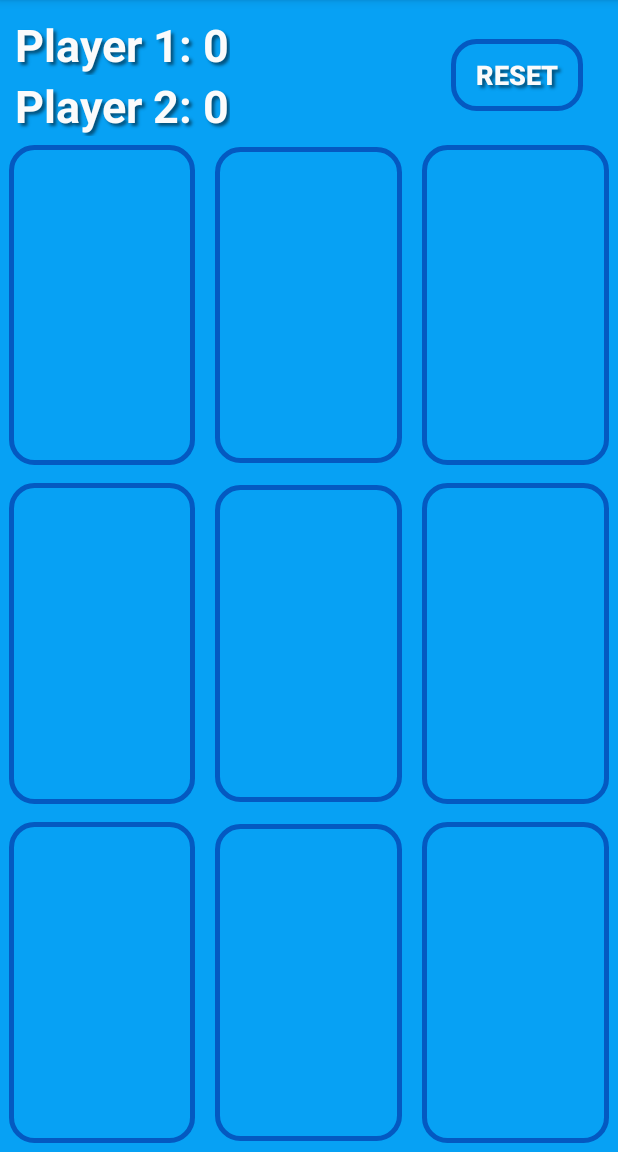
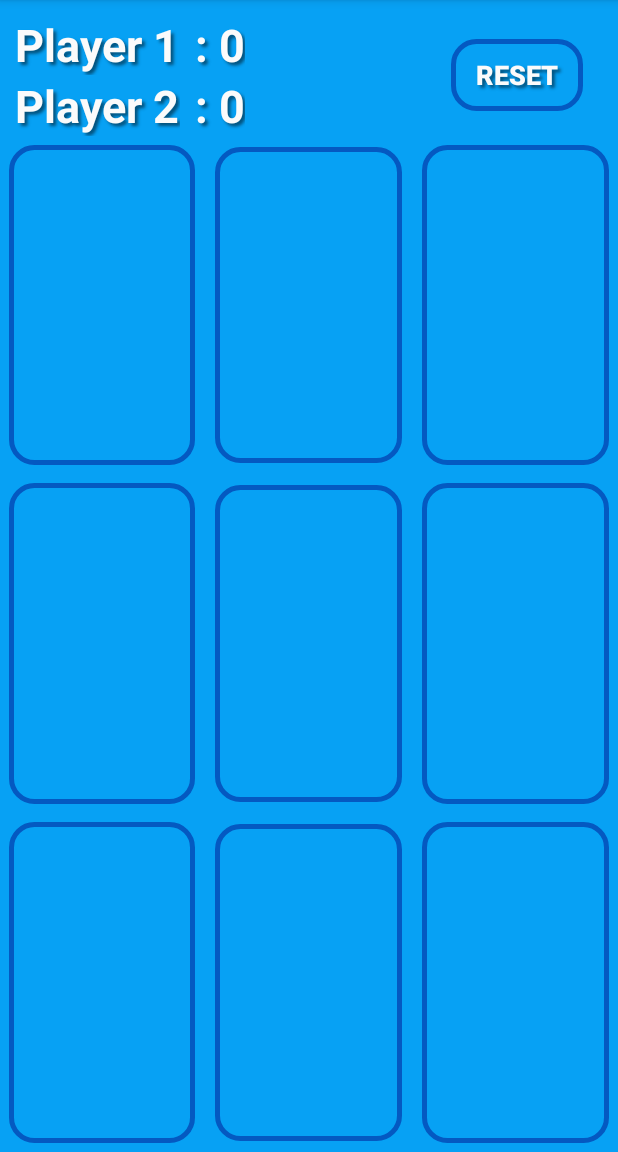
Before and after one commit to ibragimov96/TicTacToe, an Android app: the screen it shows after launch (MainActivity), after a tap on "RESET", on a phone screen of 412 x 824 dp, the part 84-1236 px from its top. Run offline under Robolectric (Android 15) with nearby library versions, the phone set to English and light mode, and no system bars; Roboto replaces fonts that are not available here.

Commit message:
Bugs fixed

```diff
--- a/app/src/main/java/uz/diyorbek/com/tictactoe/MainActivity.java
+++ b/app/src/main/java/uz/diyorbek/com/tictactoe/MainActivity.java
@@ -34,11 +34,7 @@ public class MainActivity extends AppCompatActivity implements View.OnClickListe
 
     @Override
     public boolean onOptionsItemSelected(@NonNull MenuItem item) {
-//        int id = item.getItemId();
-//        switch (id) {
-//            case R.id.about_developer:
-//                Intent intent
-//        }
+
         Intent intent = new Intent(MainActivity.this, DeveloperActivity.class);
         startActivity(intent);
         return super.onOptionsItemSelected(item);
@@ -146,8 +142,8 @@ public class MainActivity extends AppCompatActivity implements View.OnClickListe
     }
 
     private void updatePointsText() {
-        textViewPlayer1.setText("Player 1: " + player1Points);
-        textViewPlayer2.setText("Player 2: " + player2Points);
+        textViewPlayer1.setText(": " + player1Points);
+        textViewPlayer2.setText(": " + player2Points);
     }
 
     private void resetBoard() {
--- a/app/src/main/res/layout/activity_main.xml
+++ b/app/src/main/res/layout/activity_main.xml
@@ -10,9 +10,25 @@
     android:background="#07A1F4">
 
     <RelativeLayout
+        android:id="@+id/relative_1"
         android:layout_width="match_parent"
         android:layout_height="wrap_content"
         android:layout_marginTop="9dp">
+
+        <TextView
+            android:layout_marginStart="10dp"
+            android:id="@+id/text_view_player_one"
+            android:layout_width="wrap_content"
+            android:layout_height="wrap_content"
+            android:freezesText="true"
+            android:text="@string/player_one"
+            android:textStyle="bold"
+            android:textSize="30sp"
+            android:textColor="@color/light_font"
+            android:shadowColor="@color/text_shadow"
+            android:shadowRadius="2"
+            android:shadowDx="3"
+            android:shadowDy="3"/>
 
         <TextView
             android:layout_marginStart="10dp"
@@ -27,10 +43,28 @@
             android:shadowColor="@color/text_shadow"
             android:shadowRadius="2"
             android:shadowDx="3"
+            android:shadowDy="3"
+            android:layout_toEndOf="@id/text_view_player_one"/>
+
+        <TextView
+            android:layout_below="@+id/text_view_player_one"
+            android:layout_marginStart="10dp"
+            android:id="@+id/text_view_player_two"
+            android:layout_width="wrap_content"
+            android:layout_height="wrap_content"
+            android:freezesText="true"
+            android:text="@string/player_two"
+            android:textStyle="bold"
+            android:textSize="30sp"
+            android:textColor="@color/light_font"
+            android:shadowColor="@color/text_shadow"
+            android:shadowRadius="2"
+            android:shadowDx="3"
             android:shadowDy="3"/>
 
         <TextView
             android:layout_marginStart="10dp"
+            android:layout_toEndOf="@id/text_view_player_two"
             android:id="@+id/text_view_p2"
             android:layout_width="wrap_content"
             android:layout_height="wrap_content"
--- a/app/src/main/res/values/strings.xml
+++ b/app/src/main/res/values/strings.xml
@@ -1,7 +1,7 @@
 <resources>
     <string name="app_name">Tic Tac Toe</string>
-    <string name="player_1">Player 1: 0</string>
-    <string name="player_2">Player 2: 0</string>
+    <string name="player_1">: 0</string>
+    <string name="player_2">: 0</string>
     <string name="reset_game">reset</string>
     <string name="player_1_wins">Player 1 wins!</string>
     <string name="player_2_wins">Player 2 wins!</string>
@@ -9,4 +9,6 @@
     <string name="about_dev">About developer</string>
     <string name="about">Greetings, here you can find out about me!</string>
     <string name="nam_sur">Ibragimov Diyorbek</string>
+    <string name="player_one">Player 1</string>
+    <string name="player_two">Player 2</string>
 </resources>
```
Also changed, not shown: 1 other file.
